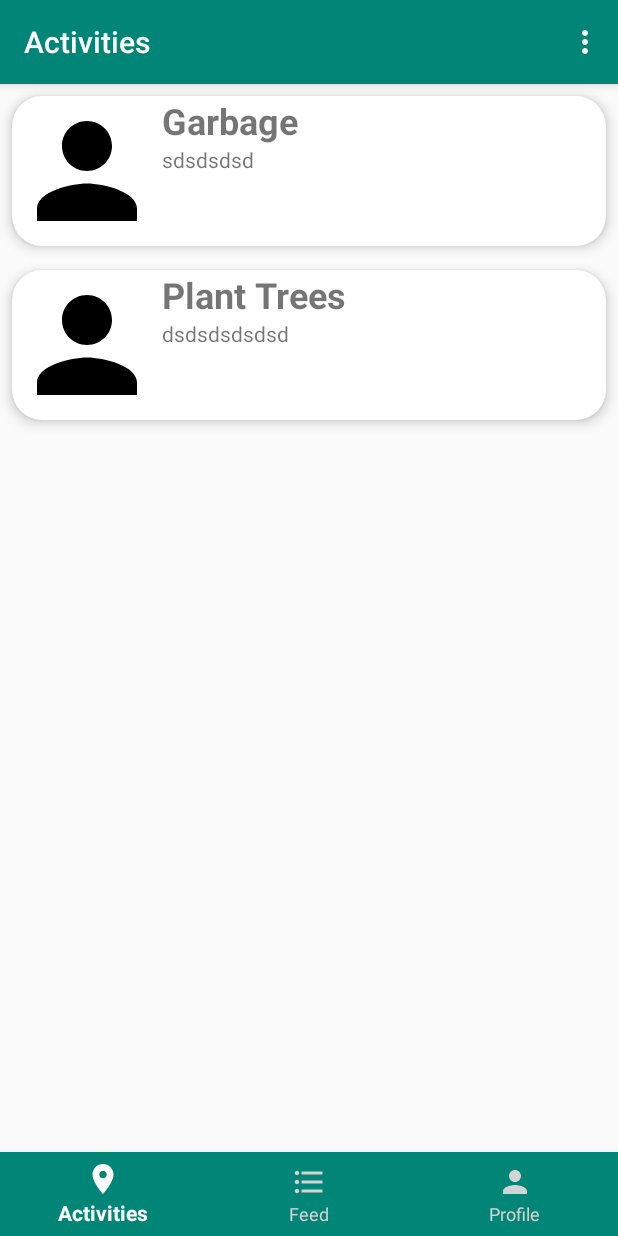
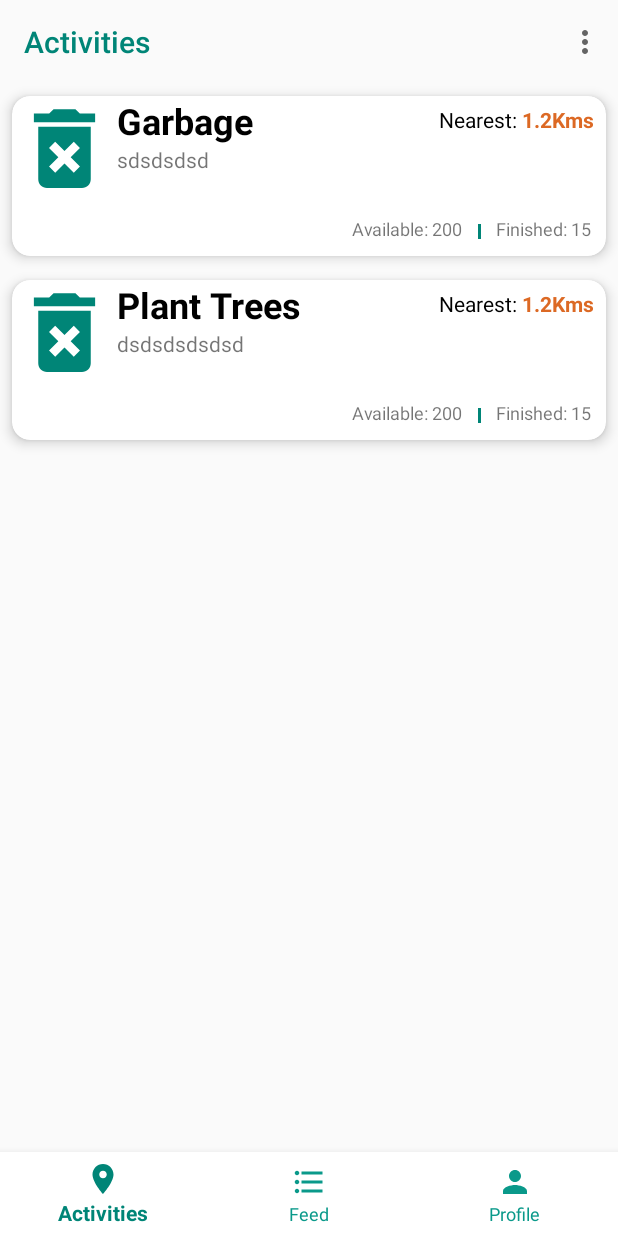
Before and after one commit to Chirag-sam/ThanosGo, an Android app: the MainActivity screen opened directly, with no data from a screen before it, on a phone screen of 412 x 824 dp. Run offline under Robolectric (Android 15) with nearby library versions, the phone set to English and light mode, and no system bars; libraries missing offline, so code that uses them is left out: com.amazonaws.amplify, com.amazonaws.mobile, com.amazonaws.mobileconnectors, com.apollographql.apollo, pub.devrel.easypermissions; 2 statements that could not run were skipped.

Commit message:
Modify UI

```diff
--- a/client/app/src/main/AndroidManifest.xml
+++ b/client/app/src/main/AndroidManifest.xml
@@ -43,7 +43,8 @@
                 android:label="@string/title_activity_maps"
                 android:theme="@style/AppThemeNoAction">
         </activity>
-        <activity android:name=".MainActivity"/>
+        <activity android:name=".MainActivity"
+        android:theme="@style/AppThemeNoAction"/>
 
         <service android:name="org.eclipse.paho.android.service.MqttService"/>
 
--- a/client/app/src/main/java/com/angelhack/thanosgo/MainActivity.kt
+++ b/client/app/src/main/java/com/angelhack/thanosgo/MainActivity.kt
@@ -27,6 +27,7 @@ import android.view.Menu
 import com.amazonaws.mobile.client.*
 import com.amazonaws.mobile.client.results.SignInResult
 import android.R.attr.password
+import android.widget.Toolbar
 import com.amazonaws.mobile.client.AWSMobileClient
 import com.amazonaws.mobile.client.UserStateDetails
 import com.amazonaws.mobile.client.UserStateListener
@@ -36,11 +37,17 @@ import com.angelhack.thanosgo.fragments.ProfileFragment
 class MainActivity : AppCompatActivity() {
 
     private lateinit var mAWSAppSyncClient: AWSAppSyncClient
-    private lateinit var toolbar: ActionBar
+    private lateinit var toolbar: androidx.appcompat.widget.Toolbar
 
     override fun onCreate(savedInstanceState: Bundle?) {
         super.onCreate(savedInstanceState)
         setContentView(R.layout.activity_main)
+
+
+
+        setSupportActionBar(toolbarrr as androidx.appcompat.widget.Toolbar)
+        (toolbarrr as androidx.appcompat.widget.Toolbar).setTitleTextColor(getResources().getColor(android.R.color.white))
+
         mAWSAppSyncClient = AWSAppSyncClient.builder()
             .context(getApplicationContext())
             .awsConfiguration(AWSConfiguration(getApplicationContext()))
@@ -60,12 +67,14 @@ class MainActivity : AppCompatActivity() {
             }//Alternatively call .showSignIn()
         }
 
-        toolbar = supportActionBar!!
-        runMutation()
+        //toolbar = supportActionBar!!
+        setSupportActionBar(toolbarrr)
+        toolbarrr.setTitleTextColor(resources.getColor(R.color.colorPrimary))
+//        runMutation()
 
         navigationView.setOnNavigationItemSelectedListener(mOnNavigationItemSelectedListener)
 
-        toolbar.setTitle("Activities")
+        toolbarrr.setTitle("Activities")
         loadFragment(EventsFragment())
     }
 
@@ -75,17 +84,17 @@ class MainActivity : AppCompatActivity() {
         override fun onNavigationItemSelected(item: MenuItem): Boolean {
             when (item.getItemId()) {
                 R.id.activities -> {
-                    toolbar.title = "Activities"
+                    toolbarrr.title = "Activities"
                     loadFragment(EventsFragment())
                     return true
                 }
                 R.id.feed -> {
-                    toolbar.title = "Feed"
+                    toolbarrr.title = "Feed"
                     loadFragment(EventsFragment())
                     return true
                 }
                 R.id.profile -> {
-                    toolbar.title = "Profile"
+                    toolbarrr.title = "Profile"
                     loadFragment(ProfileFragment())
                     return true
                 }
--- /dev/null
+++ b/client/app/src/main/res/drawable/ic_delete_forever_black_24dp.xml
@@ -0,0 +1,9 @@
+<vector xmlns:android="http://schemas.android.com/apk/res/android"
+        android:width="24dp"
+        android:height="24dp"
+        android:viewportWidth="24.0"
+        android:viewportHeight="24.0">
+    <path
+        android:fillColor="@color/colorPrimary"
+        android:pathData="M6,19c0,1.1 0.9,2 2,2h8c1.1,0 2,-0.9 2,-2L18,7L6,7v12zM8.46,11.88l1.41,-1.41L12,12.59l2.12,-2.12 1.41,1.41L13.41,14l2.12,2.12 -1.41,1.41L12,15.41l-2.12,2.12 -1.41,-1.41L10.59,14l-2.13,-2.12zM15.5,4l-1,-1h-5l-1,1L5,4v2h14L19,4z"/>
+</vector>
--- a/client/app/src/main/res/drawable/nav_item_color_state.xml
+++ b/client/app/src/main/res/drawable/nav_item_color_state.xml
@@ -1,5 +1,5 @@
 <?xml version="1.0" encoding="utf-8"?>
 <selector xmlns:android="http://schemas.android.com/apk/res/android">
-    <item android:color="#fff" android:state_selected="true" />
-    <item android:color="#D3D3D3" android:state_selected="false" />
+    <item android:color="@color/colorPrimary" android:state_selected="true" />
+    <item android:color="#0a998a" android:state_selected="false" />
 </selector>
--- a/client/app/src/main/res/layout/activity_main.xml
+++ b/client/app/src/main/res/layout/activity_main.xml
@@ -4,19 +4,27 @@
                 xmlns:tools="http://schemas.android.com/tools"
                 android:layout_width="match_parent"
                 android:layout_height="match_parent"
-                tools:context=".MainActivity">
+                tools:context=".MainActivity"
+>
+    <androidx.appcompat.widget.Toolbar
+            android:id="@+id/toolbarrr"
+            android:layout_width="match_parent"
+            app:theme="@style/ToolBarStyle"
+            android:layout_height="?attr/actionBarSize"
+    />
 
     <FrameLayout
             android:id="@+id/container"
             android:layout_width="match_parent"
             android:layout_height="match_parent"
+            android:layout_below="@id/toolbarrr"
             android:layout_above="@+id/navigationView"/>
 
     <com.google.android.material.bottomnavigation.BottomNavigationView
             android:id="@+id/navigationView"
             android:layout_width="match_parent"
             android:layout_height="wrap_content"
-            android:background="@color/colorPrimary"
+            android:background="@color/white"
             app:itemBackground="?selectableItemBackgroundBorderless"
             app:itemHorizontalTranslationEnabled="true"
             android:layout_alignParentBottom="true"
--- a/client/app/src/main/res/layout/event_item.xml
+++ b/client/app/src/main/res/layout/event_item.xml
@@ -5,17 +5,20 @@
         xmlns:app="http://schemas.android.com/apk/res-auto"
         android:layout_width="match_parent"
         android:layout_height="wrap_content"
-        app:cardCornerRadius="20dp"
+        app:cardCornerRadius="12dp"
         android:layout_margin="8dp"
         app:cardElevation="5dp">
+    <RelativeLayout android:layout_width="match_parent"
+                    android:layout_height="match_parent">
         <LinearLayout android:layout_width="wrap_content"
                       android:layout_height="wrap_content"
-                  android:orientation="horizontal">
+                      android:orientation="horizontal"
+                      android:id="@+id/cont">
             <ImageView
-                android:layout_width="100dp"
-                android:layout_height="100dp"
+                    android:layout_width="70dp"
+                    android:layout_height="70dp"
                     android:id="@+id/eventImage"
-                app:srcCompat="@drawable/ic_person_black_24dp"/>
+                    app:srcCompat="@drawable/ic_delete_forever_black_24dp"/>
             <LinearLayout android:layout_width="wrap_content"
                           android:layout_height="wrap_content"
                           android:orientation="vertical">
@@ -24,7 +27,8 @@
                           android:text="Event Name"
                           android:textStyle="bold"
                           android:textSize="24sp"
-                      android:id="@+id/eventName"/>
+                          android:id="@+id/eventName"
+                          android:textColor="@color/blackk"/>
                 <TextView android:layout_width="wrap_content"
                           android:layout_height="wrap_content"
                           android:id="@+id/eventDesc"
@@ -32,4 +36,56 @@
                           android:text="Lorum ipspppppppp ppppppppppppppppppppppppppppp  ppppppppppppppppppppppp"/>
             </LinearLayout>
         </LinearLayout>
+        <TextView android:layout_width="wrap_content"
+                  android:layout_height="wrap_content"
+                  android:textColor="@color/blackk"
+                  android:layout_toLeftOf="@+id/kms_away"
+                  android:text="Nearest: "
+                  android:id="@+id/difficulty_text"
+                  android:layout_marginTop="6dp"
+        />
+        <TextView android:layout_width="wrap_content"
+                  android:layout_height="wrap_content"
+                  android:text="1.2Kms"
+                  android:layout_alignParentRight="true"
+                  android:id="@+id/kms_away"
+                  android:textStyle="bold"
+                  android:textColor="#DC6924"
+        android:layout_marginTop="6dp"
+        android:layout_marginRight="8dp"/>
+        <RelativeLayout android:layout_width="match_parent"
+                        android:layout_height="wrap_content"
+                        android:layout_below="@+id/cont"
+                        android:layout_marginTop="10dp"
+                        android:layout_marginBottom="10dp">
+            <TextView android:layout_width="wrap_content"
+                      android:layout_height="wrap_content"
+                      android:text="Available: 200"
+                      android:id="@+id/avail"
+                      android:layout_marginLeft="10dp"
+                      android:layout_toLeftOf="@+id/lin"
+                      android:textSize="12dp"
+            />
+            <LinearLayout android:layout_width="2dp"
+                          android:layout_height="10dp"
+                          android:layout_toLeftOf="@+id/complet"
+                          android:layout_marginRight="10dp"
+                          android:background="@color/colorPrimary"
+                          android:layout_marginTop="5dp"
+                          android:id="@+id/lin"
+                          android:orientation="vertical"
+                          android:layout_marginLeft="10dp"
+            ></LinearLayout>
+            <TextView android:layout_width="wrap_content"
+                      android:layout_height="wrap_content"
+                      android:text="Finished: 15"
+                      android:textSize="12dp"
+                      android:id="@+id/complet"
+                      android:layout_marginRight="10dp"
+                      android:layout_alignParentRight="true"
+            />
+
+        </RelativeLayout>
+    </RelativeLayout>
+
 </androidx.cardview.widget.CardView>
--- a/client/app/src/main/res/values/styles.xml
+++ b/client/app/src/main/res/values/styles.xml
@@ -3,13 +3,19 @@
     <!-- Base application theme. -->
     <style name="AppTheme" parent="Theme.AppCompat.Light.DarkActionBar">
         <!-- Customize your theme here. -->
-        <item name="colorPrimary">@color/colorPrimary</item>
-        <item name="colorPrimaryDark">@color/colorPrimaryDark</item>
+        <item name="colorPrimary">@color/white</item>
+        <item name="colorPrimaryDark">@color/white</item>
         <item name="colorAccent">@color/colorAccent</item>
+        <item name="actionMenuTextColor">@color/colorPrimary</item>
     </style>
     <style name="AppTheme.NoActionBar">
         <item name="windowActionBar">false</item>
         <item name="windowNoTitle">true</item>
+    </style>
+    <style name="ToolBarStyle" parent="Theme.AppCompat.Light.DarkActionBar">
+        <item name="android:titleTextColor">@color/colorPrimary</item>
+        <item name="actionMenuTextColor">@color/colorPrimary</item>
+        <item name="android:elevation">5dp</item>
     </style>
     <style name="AppTheme.AppBarOverlay" parent="ThemeOverlay.AppCompat.Dark.ActionBar"/>
     <style name="AppTheme.PopupOverlay" parent="ThemeOverlay.AppCompat.Light"/>
@@ -22,4 +28,6 @@
     </style>
 
 
+
+
 </resources>
```
Lines whose indentation alone changed are shown as unchanged.
